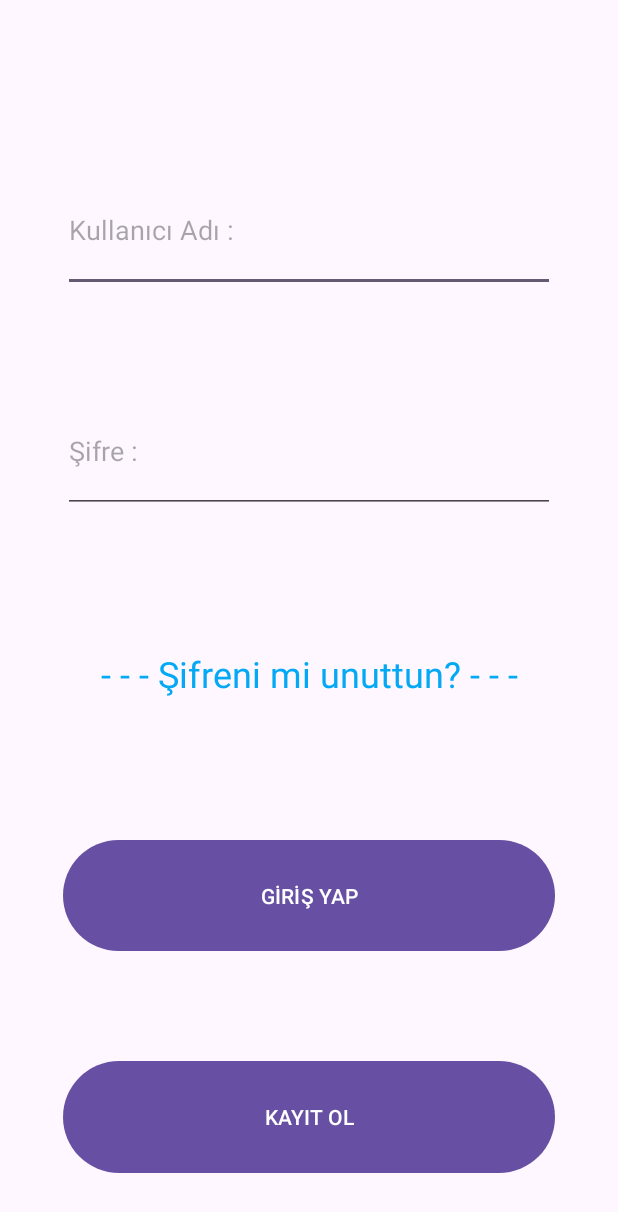
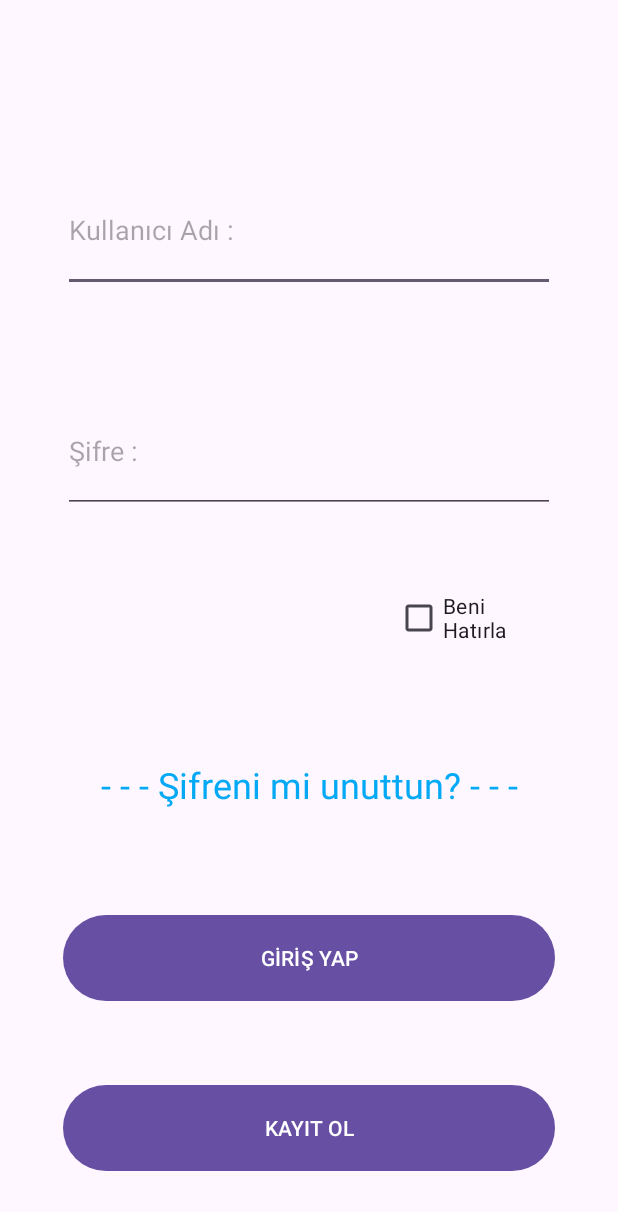
Before and after one commit to olgun-yilmaz/SpotTicket, an Android app: the screen it shows after launch (EmailPasswordActivity), after a tap on an icon or button, on a phone screen of 412 x 824 dp. Shown: the top 1212 px of the screen. Run offline under Robolectric (Android 15) with nearby library versions, the phone set to English and light mode, and no system bars; our stand-ins replace Firebase (no records; nobody signed in at launch, a user with empty details on screens opened directly).

Commit message:
Fixed : downloaded data in login fragment and added remember me checkbox

```diff
--- a/app/src/main/java/com/olgunyilmaz/spotticket/adapter/FavoriteEventAdapter.java
+++ b/app/src/main/java/com/olgunyilmaz/spotticket/adapter/FavoriteEventAdapter.java
@@ -68,6 +68,9 @@ public class FavoriteEventAdapter extends RecyclerView.Adapter<FavoriteEventAdap
 
     @Override
     public int getItemCount() {
+        if(favoriteEventList == null){
+            return 0;
+        }
         return favoriteEventList.size();
     }
 
--- a/app/src/main/java/com/olgunyilmaz/spotticket/view/activities/MainActivity.java
+++ b/app/src/main/java/com/olgunyilmaz/spotticket/view/activities/MainActivity.java
@@ -66,7 +66,6 @@ public class MainActivity extends AppCompatActivity {
         goToLoginActivity();
 
         UserManager.getInstance().ppUrl = ""; // clean for next user
-        UserFavoritesManager.getInstance().userFavorites = null;
     }
 
     private void goToLoginActivity() {
@@ -77,8 +76,7 @@ public class MainActivity extends AppCompatActivity {
     }
 
     public void goToProfileScreen(View view) {
-        ProfileFragment profileFragment = new ProfileFragment();
-        replaceFragment(profileFragment);
+        replaceFragment(new ProfileFragment());
     }
 
 }
--- a/app/src/main/java/com/olgunyilmaz/spotticket/view/activities/OnBoardingActivity.java
+++ b/app/src/main/java/com/olgunyilmaz/spotticket/view/activities/OnBoardingActivity.java
@@ -3,6 +3,7 @@ package com.olgunyilmaz.spotticket.view.activities;
 import static android.content.ContentValues.TAG;
 
 import android.content.Intent;
+import android.content.SharedPreferences;
 import android.os.Bundle;
 import android.os.Handler;
 import android.util.Log;
@@ -18,6 +19,7 @@ import com.google.firebase.auth.FirebaseUser;
 import com.google.firebase.firestore.FirebaseFirestore;
 import com.google.firebase.firestore.QueryDocumentSnapshot;
 import com.google.firebase.firestore.QuerySnapshot;
+import com.olgunyilmaz.spotticket.R;
 import com.olgunyilmaz.spotticket.databinding.ActivityOnBoardingBinding;
 import com.olgunyilmaz.spotticket.model.FavoriteEventModel;
 import com.olgunyilmaz.spotticket.service.UserFavoritesManager;
@@ -25,7 +27,6 @@ import com.olgunyilmaz.spotticket.service.UserManager;
 
 public class OnBoardingActivity extends AppCompatActivity {
     private ActivityOnBoardingBinding binding;
-    private FirebaseAuth auth;
     private FirebaseUser currentUser;
     private FirebaseFirestore db;
     private Runnable runnable;
@@ -39,24 +40,35 @@ public class OnBoardingActivity extends AppCompatActivity {
         View view = binding.getRoot();
         setContentView(view);
 
-        auth = FirebaseAuth.getInstance();
+        FirebaseAuth auth = FirebaseAuth.getInstance();
         auth.setLanguageCode("tr");
 
         db = FirebaseFirestore.getInstance();
 
-        currentUser = auth.getCurrentUser();
+        SharedPreferences sharedPreferences = this.getSharedPreferences("com.olgunyilmaz.spotticket", MODE_PRIVATE);
+
+        boolean isFromLogin = getIntent().getBooleanExtra("fromLogin",false);
+
+        if(isFromLogin){
+            String email = getIntent().getStringExtra("userEmail");
+            //binding.imageView.setImageResource(R.drawable.loading); // will use a diff background
+            downloadData(email);
+        }
+
+        boolean isRemember = sharedPreferences.getBoolean("rememberMe",false);
+
+        if (isRemember){
+            currentUser = auth.getCurrentUser();
+        }
 
         if (currentUser != null) {
 
             if (currentUser.getEmail() != null) {
 
                 String email = currentUser.getEmail().toString();
-                binding.getStartText.setText(email);
 
                 if (!email.isEmpty()) {
-                    binding.nextButton.setEnabled(false);
-                    getFavoriteEvents(email);
-                    getPp(email);
+                    downloadData(email);
                 }
 
             }
@@ -68,11 +80,18 @@ public class OnBoardingActivity extends AppCompatActivity {
 
                 if (currentUser != null) {
                     goToActivity(MainActivity.class);
+                    finish(); // if user in app, won't back by intent
                 } else {
                     goToActivity(EmailPasswordActivity.class);
                 }
             }
         });
+    }
+
+    private void downloadData(String email){
+        binding.nextButton.setEnabled(false);
+        getPp(email);
+        getFavoriteEvents(email);
     }
 
     private void updateLoadingText() {
@@ -102,7 +121,6 @@ public class OnBoardingActivity extends AppCompatActivity {
                     @Override
                     public void onComplete(@NonNull Task<QuerySnapshot> task) {
                         if (task.isSuccessful()) {
-                            binding.nextButton.setEnabled(true); // if pp downloaded u can go
                             QuerySnapshot result = task.getResult();
                             if (result != null && !result.isEmpty()) {
                                 QueryDocumentSnapshot document = (QueryDocumentSnapshot) result.getDocuments().get(0);
@@ -130,7 +148,9 @@ public class OnBoardingActivity extends AppCompatActivity {
                     public void onComplete(@NonNull Task<QuerySnapshot> task) {
                         String msg;
                         if (task.isSuccessful()) {
-                            UserFavoritesManager.getInstance().userFavorites.clear();
+                            if (UserFavoritesManager.getInstance().userFavorites != null){
+                                UserFavoritesManager.getInstance().userFavorites.clear();
+                            }
                             for (QueryDocumentSnapshot document : task.getResult()) {
                                 Log.d(TAG, document.getId() + " => " + document.getData());
 
@@ -142,6 +162,7 @@ public class OnBoardingActivity extends AppCompatActivity {
                                 UserFavoritesManager.getInstance().addFavorite(myEventModel);
                             }
                             msg = "Haydi Başlayalım !";
+                            binding.nextButton.setEnabled(true); // if downloaded u can go
 
                         } else {
                             msg = "Bir Sorun Oluştu :/";
--- a/app/src/main/java/com/olgunyilmaz/spotticket/view/fragments/EventDetailsFragment.java
+++ b/app/src/main/java/com/olgunyilmaz/spotticket/view/fragments/EventDetailsFragment.java
@@ -133,7 +133,6 @@ public class EventDetailsFragment extends Fragment {
                 return true;
             }
         }
-
         return false;
     }
 
--- a/app/src/main/java/com/olgunyilmaz/spotticket/view/fragments/HomePageFragment.java
+++ b/app/src/main/java/com/olgunyilmaz/spotticket/view/fragments/HomePageFragment.java
@@ -63,6 +63,7 @@ public class HomePageFragment extends Fragment implements SelectCityFragment.Cit
 
         fragmentManager = requireActivity().getSupportFragmentManager();
 
+        if (UserFavoritesManager.getInstance().userFavorites != null) {
             if (!UserFavoritesManager.getInstance().userFavorites.isEmpty()) {
                 FavoriteEventModel favoriteEvent = UserFavoritesManager.getInstance().userFavorites.get(0);
 
@@ -73,7 +74,10 @@ public class HomePageFragment extends Fragment implements SelectCityFragment.Cit
                         .placeholder(R.drawable.loading)
                         .error(R.drawable.error)
                         .into(binding.filterEventImage);
-            binding.filterEventImage.setOnClickListener(v -> seeEventDetails(favoriteEvent.getEventId(), favoriteEvent.getImageUrl()));
+                binding.filterEventImage.setOnClickListener(v ->
+                        seeEventDetails(favoriteEvent.getEventId(), favoriteEvent.getImageUrl()));
+            }
+
         }
 
         sharedPreferences = requireActivity().getSharedPreferences("com.olgunyilmaz.spotticket", MODE_PRIVATE);
--- a/app/src/main/java/com/olgunyilmaz/spotticket/view/fragments/LoginFragment.java
+++ b/app/src/main/java/com/olgunyilmaz/spotticket/view/fragments/LoginFragment.java
@@ -1,9 +1,11 @@
 package com.olgunyilmaz.spotticket.view.fragments;
 
 import static android.content.ContentValues.TAG;
+import static android.content.Context.MODE_PRIVATE;
 
 import android.app.Activity;
 import android.content.Intent;
+import android.content.SharedPreferences;
 import android.os.Bundle;
 
 import androidx.annotation.NonNull;
@@ -25,16 +27,24 @@ import com.google.android.gms.tasks.Task;
 import com.google.firebase.auth.AuthResult;
 import com.google.firebase.auth.FirebaseAuth;
 import com.google.firebase.auth.FirebaseUser;
+import com.google.firebase.firestore.FirebaseFirestore;
+import com.google.firebase.firestore.QueryDocumentSnapshot;
+import com.google.firebase.firestore.QuerySnapshot;
 import com.olgunyilmaz.spotticket.R;
 import com.olgunyilmaz.spotticket.databinding.FragmentLoginBinding;
+import com.olgunyilmaz.spotticket.model.FavoriteEventModel;
+import com.olgunyilmaz.spotticket.service.UserFavoritesManager;
+import com.olgunyilmaz.spotticket.service.UserManager;
 import com.olgunyilmaz.spotticket.view.activities.MainActivity;
+import com.olgunyilmaz.spotticket.view.activities.OnBoardingActivity;
 
 public class LoginFragment extends Fragment {
     private FragmentLoginBinding binding;
-    FragmentManager fragmentManager;
+    private FragmentManager fragmentManager;
     private FirebaseAuth auth;
     private Runnable runnable;
     private Handler handler;
+    private SharedPreferences sharedPreferences;
     int counter = 0;
 
     public LoginFragment() {}
@@ -61,11 +71,27 @@ public class LoginFragment extends Fragment {
         auth = FirebaseAuth.getInstance();
         auth.setLanguageCode("tr");
 
+        sharedPreferences = requireActivity().getSharedPreferences("com.olgunyilmaz.spotticket", MODE_PRIVATE);
+        String lastUserEmail = sharedPreferences.getString("userEmail","");
+
+        binding.loginUsernameText.setText(lastUserEmail);
+
         binding.loginButton.setOnClickListener(v -> login());
 
         binding.loginSignUpButton.setOnClickListener(v -> signUp());
 
         binding.resetPasswordText.setOnClickListener(v -> resetPassword());
+
+        binding.rememberMeButton.setOnClickListener(v -> rememberMe());
+    }
+
+    private void rememberMe(){
+        if (binding.rememberMeButton.isChecked()){
+            sharedPreferences.edit().putBoolean("rememberMe",true).apply();
+        }else{
+            sharedPreferences.edit().putBoolean("rememberMe",false).apply();
+        }
+
     }
 
     private void normalMode(){
@@ -76,6 +102,7 @@ public class LoginFragment extends Fragment {
         binding.loginSignUpButton.setVisibility(View.VISIBLE);
         binding.loginButton.setVisibility(View.VISIBLE);
         binding.loginPasswordText.setVisibility(View.VISIBLE);
+        binding.rememberMeButton.setVisibility(View.VISIBLE);
 
         handler.removeCallbacks(runnable);
 
@@ -89,6 +116,7 @@ public class LoginFragment extends Fragment {
         binding.loginSignUpButton.setVisibility(View.INVISIBLE);
         binding.loginButton.setVisibility(View.INVISIBLE);
         binding.loginPasswordText.setVisibility(View.INVISIBLE);
+        binding.rememberMeButton.setVisibility(View.INVISIBLE);
     }
 
     private void login(){
@@ -111,11 +139,17 @@ public class LoginFragment extends Fragment {
                                     String msg;
 
                                     if(currentUser.isEmailVerified()){
-                                        Intent intent = new Intent(getContext(), MainActivity.class);
+
+                                        sharedPreferences.edit().putString("userEmail",email).apply();
+
+                                        Intent intent = new Intent(getContext(), OnBoardingActivity.class); // for download the user data
+                                        intent.putExtra("fromLogin",true);
+                                        intent.putExtra("userEmail",email);
                                         intent.addFlags(Intent.FLAG_ACTIVITY_CLEAR_TOP);
                                         startActivity(intent);
                                         requireActivity().finish();
                                         msg = "Hoşgeldin : ";
+
                                     }else{
                                         normalMode();
                                         msg = "Giriş yapabilmek için gönderilen linkten e-posta adresinizi doğrulamanız gerekmektedir.";
@@ -130,7 +164,6 @@ public class LoginFragment extends Fragment {
                     }).addOnFailureListener(new OnFailureListener() {
                         @Override
                         public void onFailure(@NonNull Exception e) {
-
                             normalMode();
                             Toast.makeText(getContext(),e.getLocalizedMessage(),Toast.LENGTH_LONG).show();
                         }
@@ -149,7 +182,7 @@ public class LoginFragment extends Fragment {
                 counter++;
                 int numPoint = counter % 4;
                 String numPointText = ". ".repeat(numPoint) + "  ".repeat(4 - numPoint);
-                binding.resetPasswordText.setText("Lütfen Bekleyiniz " + numPointText);
+                binding.resetPasswordText.setText(String.format("Lütfen Bekleyiniz %s", numPointText));
                 handler.postDelayed(runnable, 1000);
             }
         };
--- a/app/src/main/java/com/olgunyilmaz/spotticket/view/fragments/SignUpFragment.java
+++ b/app/src/main/java/com/olgunyilmaz/spotticket/view/fragments/SignUpFragment.java
@@ -4,7 +4,6 @@ package com.olgunyilmaz.spotticket.view.fragments;
 import static android.content.ContentValues.TAG;
 
 import android.app.Activity;
-import android.content.Intent;
 import android.os.Bundle;
 
 import androidx.annotation.NonNull;
--- a/app/src/main/res/layout/fragment_login.xml
+++ b/app/src/main/res/layout/fragment_login.xml
@@ -44,6 +44,27 @@
         app:layout_constraintEnd_toEndOf="@+id/loginUsernameText"
         app:layout_constraintStart_toStartOf="@+id/loginUsernameText" />
 
+    <CheckBox
+        android:id="@+id/rememberMeButton"
+        android:layout_width="0dp"
+        android:layout_height="0dp"
+
+        app:layout_constraintHeight_percent="0.05"
+        app:layout_constraintWidth_percent="0.2"
+
+        app:layout_constraintVertical_bias="0.5"
+        app:layout_constraintHorizontal_bias="0.9"
+
+        android:text="Beni Hatırla"
+
+        app:layout_constraintBottom_toBottomOf="parent"
+        app:layout_constraintTop_toTopOf="parent"
+
+        app:layout_constraintEnd_toEndOf="@+id/loginUsernameText"
+        app:layout_constraintStart_toStartOf="@+id/loginUsernameText">
+
+    </CheckBox>
+
     <TextView
         android:id="@+id/resetPasswordText"
 
@@ -51,7 +72,7 @@
         app:layout_constraintHeight_percent="0.1"
         android:layout_height="0dp"
 
-        app:layout_constraintVertical_bias="0.55"
+        app:layout_constraintVertical_bias="0.65"
 
         android:text="- - - Şifreni mi unuttun? - - -"
         android:textAlignment="center"
@@ -69,10 +90,10 @@
         android:id="@+id/loginButton"
 
         android:layout_width="0dp"
-        app:layout_constraintHeight_percent="0.1"
+        app:layout_constraintHeight_percent="0.08"
         android:layout_height="0dp"
 
-        app:layout_constraintVertical_bias="0.75"
+        app:layout_constraintVertical_bias="0.8"
 
         android:text="GİRİŞ YAP"
 
@@ -86,7 +107,7 @@
         android:id="@+id/loginSignUpButton"
 
         android:layout_width="0dp"
-        app:layout_constraintHeight_percent="0.1"
+        app:layout_constraintHeight_percent="0.08"
         android:layout_height="0dp"
 
         app:layout_constraintVertical_bias="0.95"
```
Also changed, not shown: app/src/main/java/com/olgunyilmaz/spotticket/service/UserFavoritesManager.java (+6 -4 lines). Lines whose indentation alone changed are shown as unchanged.
